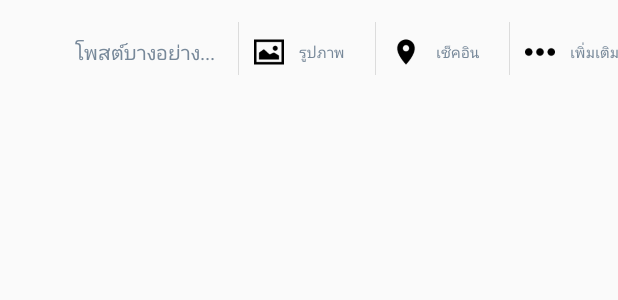
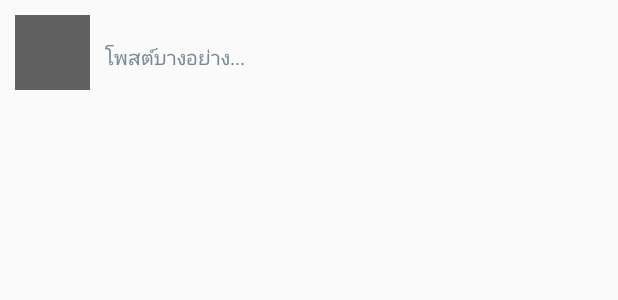
Before and after one commit to Chonlakant/Social-App, an Android app: the layout header_item.xml on its own in the app's theme, with its tools: preview values and no code run, on a phone screen of 412 x 824 dp. Shown: the top 300 px of the screen. Run offline under Robolectric (Android 15) with nearby library versions, the phone set to English and light mode, and no system bars; network calls fail.

Commit message:
code ล่าสุด
code ล่าสุด

```diff
--- a/app/src/main/java/com/app/sample/social/ActivityMain.java
+++ b/app/src/main/java/com/app/sample/social/ActivityMain.java
@@ -91,6 +91,7 @@ public class ActivityMain extends AppCompatActivity {
         Log.e("timeStamp",timeStamp);
 
         toolbar = (Toolbar) findViewById(R.id.toolbar);
+        toolbar.setTitle("");
         setSupportActionBar(toolbar);
         actionbar = getSupportActionBar();
         actionbar.setDisplayHomeAsUpEnabled(false);
@@ -125,11 +126,11 @@ public class ActivityMain extends AppCompatActivity {
         if (f_profile == null) {
             f_profile = new PageProfileFragment();
         }
-        adapter.addFragment(f_feed, getString(R.string.tab_feed));
-        adapter.addFragment(f_friend, getString(R.string.tab_friend));
-        adapter.addFragment(f_message, getString(R.string.tab_message));
-        adapter.addFragment(f_notif, getString(R.string.tab_notif));
-        adapter.addFragment(f_profile, getString(R.string.tab_profile));
+        adapter.addFragment(f_feed, "");
+        adapter.addFragment(f_friend, "");
+        adapter.addFragment(f_message, "");
+        adapter.addFragment(f_notif, "");
+        adapter.addFragment(f_profile,"");
         viewPager.setAdapter(adapter);
     }
 
--- a/app/src/main/java/com/app/sample/social/fragment/PageProfileFragment.java
+++ b/app/src/main/java/com/app/sample/social/fragment/PageProfileFragment.java
@@ -16,10 +16,16 @@ import com.app.sample.social.R;
 public class PageProfileFragment extends Fragment {
     View view;
 
+    TextView txt_username;
+
     @Nullable
     @Override
     public View onCreateView(LayoutInflater inflater, ViewGroup container, Bundle savedInstanceState) {
         view = inflater.inflate(R.layout.page_fragment_profile, container, false);
+
+        txt_username = (TextView) view.findViewById(R.id.txt_username);
+        txt_username.setText("");
+
         return view;
     }
 
--- a/app/src/main/java/com/app/sample/social/items/mp3/Mp3ViewRenderer.java
+++ b/app/src/main/java/com/app/sample/social/items/mp3/Mp3ViewRenderer.java
@@ -79,6 +79,12 @@ public class Mp3ViewRenderer extends ViewRenderer<Mp3Model, Mp3ViewHolder> {
         });
 
 
+
+
+        holder.ButtonTestPlay.setOnClickListener(new View.OnClickListener() {
+            @Override
+            public void onClick(View v) {
+
                 try {
                     mediaPlayer.setDataSource(model.getUrlfifle());
                     mediaPlayer.prepare();
@@ -90,15 +96,10 @@ public class Mp3ViewRenderer extends ViewRenderer<Mp3Model, Mp3ViewHolder> {
 
                 holder.txt_time_full.setText(getTimeString(mediaPlayer.getDuration()));
 
-        holder.ButtonTestPlay.setOnClickListener(new View.OnClickListener() {
-            @Override
-            public void onClick(View v) {
                 mediaFileLengthInMilliseconds = mediaPlayer.getDuration();
                 holder.ButtonTestPlay.setVisibility(View.GONE);
                 holder.ButtonTestPause.setVisibility(View.VISIBLE);
                 mediaPlayer.start();
-
-
 
 
                 primarySeekBarProgressUpdater();
@@ -141,6 +142,7 @@ public class Mp3ViewRenderer extends ViewRenderer<Mp3Model, Mp3ViewHolder> {
         holder.ButtonTestPause.setOnClickListener(new View.OnClickListener() {
             @Override
             public void onClick(View v) {
+//                mediaPlayer.reset();
                 holder.ButtonTestPlay.setVisibility(View.VISIBLE);
                 holder.ButtonTestPause.setVisibility(View.GONE);
                 mediaPlayer.pause();
--- a/app/src/main/java/com/app/sample/social/service/ServiceApi.java
+++ b/app/src/main/java/com/app/sample/social/service/ServiceApi.java
@@ -41,5 +41,8 @@ public interface ServiceApi {
     @GET("requests_api.php?s=register_like")
     Call<PostLike> postLiked(@Query("post_id") String post_id, @Query("user_id") String user_id);
 
+    @GET("app_api.php?application=phone&type=get_albums")
+    Call<PostLike> getAlbums(@Query("user_id") String user_id, @Query("user_profile_id") String user_profile_id, @Query("s") String s);
+
 
 }
--- a/app/src/main/res/layout-w720dp/activity_main.xml
+++ b/app/src/main/res/layout-w720dp/activity_main.xml
@@ -25,6 +25,10 @@
                 android:background="?attr/colorPrimary"
                 android:paddingRight="5dp"
                 app:popupTheme="@style/ThemeOverlay.AppCompat.Light">
+                <ImageView
+                    android:src="@drawable/logo"
+                    android:layout_width="140dp"
+                    android:layout_height="wrap_content" />
 
                 <android.support.design.widget.TabLayout
                     android:id="@+id/tabs"
--- a/app/src/main/res/layout/activity_main.xml
+++ b/app/src/main/res/layout/activity_main.xml
@@ -23,7 +23,14 @@
                 android:layout_height="?attr/actionBarSize"
                 android:background="?attr/colorPrimary"
                 android:paddingRight="5dp"
-                app:popupTheme="@style/ThemeOverlay.AppCompat.Light" />
+                app:popupTheme="@style/ThemeOverlay.AppCompat.Light" >
+
+                <ImageView
+                    android:src="@drawable/logo"
+                    android:layout_width="140dp"
+                    android:layout_height="wrap_content" />
+
+                </android.support.v7.widget.Toolbar>
 
             <android.support.v7.widget.Toolbar
                 android:id="@+id/toolbar_search"
--- a/app/src/main/res/layout/header_item.xml
+++ b/app/src/main/res/layout/header_item.xml
@@ -6,16 +6,11 @@
     android:orientation="vertical">
 
 
-    <HorizontalScrollView
-        android:id="@+id/horizontalScrollView1"
-        android:scrollbars="none"
-        android:layout_width="match_parent"
-        android:layout_height="50dp">
 
         <LinearLayout
-            android:layout_gravity="center"
-            android:gravity="center"
-            android:layout_width="fill_parent"
+            android:layout_gravity="left"
+            android:gravity="left"
+            android:layout_width="match_parent"
             android:layout_height="wrap_content"
             android:layout_marginTop="10dp"
             android:orientation="horizontal">
@@ -23,10 +18,12 @@
 
             <ImageView
                 android:id="@+id/avatar_title"
-                android:layout_width="35dp"
-                android:layout_height="35dp"
-                android:layout_gravity="center"
-                android:layout_marginLeft="5dp" />
+                android:src="@color/colorAccentDark"
+                android:layout_width="50dp"
+                android:layout_height="50dp"
+                android:layout_marginBottom="5dp"
+                android:layout_marginLeft="10dp"
+                android:layout_gravity="left" />
 
             <TextView
                 android:id="@+id/title"
@@ -39,78 +36,8 @@
                 android:textColor="#778899"
                 android:textSize="13dp" />
 
-            <View
-                android:layout_width="0.5dp"
-                android:layout_height="40dp"
-                android:layout_gravity="center"
-                android:layout_marginLeft="15dp"
-                android:background="#DCDCDC" />
 
-            <ImageView
-                android:layout_width="20dp"
-                android:layout_height="20dp"
-                android:layout_gravity="center"
-                android:layout_marginLeft="10dp"
-                android:background="@drawable/picture_50" />
+        </LinearLayout>
 
-            <TextView
-                android:layout_width="wrap_content"
-                android:layout_height="match_parent"
-                android:layout_gravity="center"
-                android:layout_marginLeft="10dp"
-                android:gravity="center"
-                android:text="รูปภาพ"
-                android:textColor="#778899"
-                android:textSize="10dp" />
-
-            <View
-                android:layout_width="0.5dp"
-                android:layout_height="40dp"
-                android:layout_gravity="center"
-                android:layout_marginLeft="20dp"
-                android:background="#DCDCDC" />
-
-            <ImageView
-                android:layout_width="20dp"
-                android:layout_height="20dp"
-                android:layout_gravity="center"
-                android:layout_marginLeft="10dp"
-                android:background="@drawable/marker_50" />
-
-            <TextView
-                android:layout_width="wrap_content"
-                android:layout_height="match_parent"
-                android:layout_gravity="center"
-                android:layout_marginLeft="10dp"
-                android:gravity="center"
-                android:text="เช็คอิน"
-                android:textColor="#778899"
-                android:textSize="10dp" />
-
-            <View
-                android:layout_width="0.5dp"
-                android:layout_height="40dp"
-                android:layout_gravity="center"
-                android:layout_marginLeft="20dp"
-                android:background="#DCDCDC" />
-
-            <ImageView
-                android:layout_width="20dp"
-                android:layout_height="20dp"
-                android:layout_gravity="center"
-                android:layout_marginLeft="10dp"
-                android:background="@drawable/more_50" />
-
-            <TextView
-                android:layout_width="wrap_content"
-                android:layout_height="match_parent"
-                android:layout_gravity="center"
-                android:layout_marginLeft="10dp"
-                android:gravity="center"
-                android:text="เพิ่มเติม"
-                android:textColor="#778899"
-                android:textSize="10dp" />
-        </LinearLayout>
-    </HorizontalScrollView>
 
 </LinearLayout>
--- a/app/src/main/res/layout/page_fragment_profile.xml
+++ b/app/src/main/res/layout/page_fragment_profile.xml
@@ -45,6 +45,7 @@
                         android:orientation="vertical">
 
                         <TextView
+                            android:id="@+id/txt_username"
                             android:layout_width="match_parent"
                             android:layout_height="wrap_content"
                             android:text="@string/my_name"
--- a/app/src/main/res/values/colors.xml
+++ b/app/src/main/res/values/colors.xml
@@ -1,8 +1,8 @@
 <?xml version="1.0" encoding="utf-8"?>
 <resources>
-    <color name="colorPrimary">#4F6BF0</color>
-    <color name="colorPrimaryDark">#3F55C0</color>
-    <color name="colorPrimaryLight">#658AF9</color>
+    <color name="colorPrimary">#444444</color>
+    <color name="colorPrimaryDark">#444444</color>
+    <color name="colorPrimaryLight">#444444</color>
 
     <color name="colorAccent">#FF4081</color>
     <color name="colorAccentDark">#616161</color>
--- a/app/src/main/res/values/strings.xml
+++ b/app/src/main/res/values/strings.xml
@@ -1,5 +1,5 @@
 <resources>
-    <string name="app_name">Social App</string>
+    <string name="app_name">Zaab-D</string>
 
     <!--exit notification-->
     <string name="press_again_exit_app">Press again to exit</string>
```
Also changed, not shown: app/src/main/java/com/app/sample/social/fragment/PageFriendFragment.java (+0 -10 lines). Lines whose indentation alone changed are shown as unchanged.
